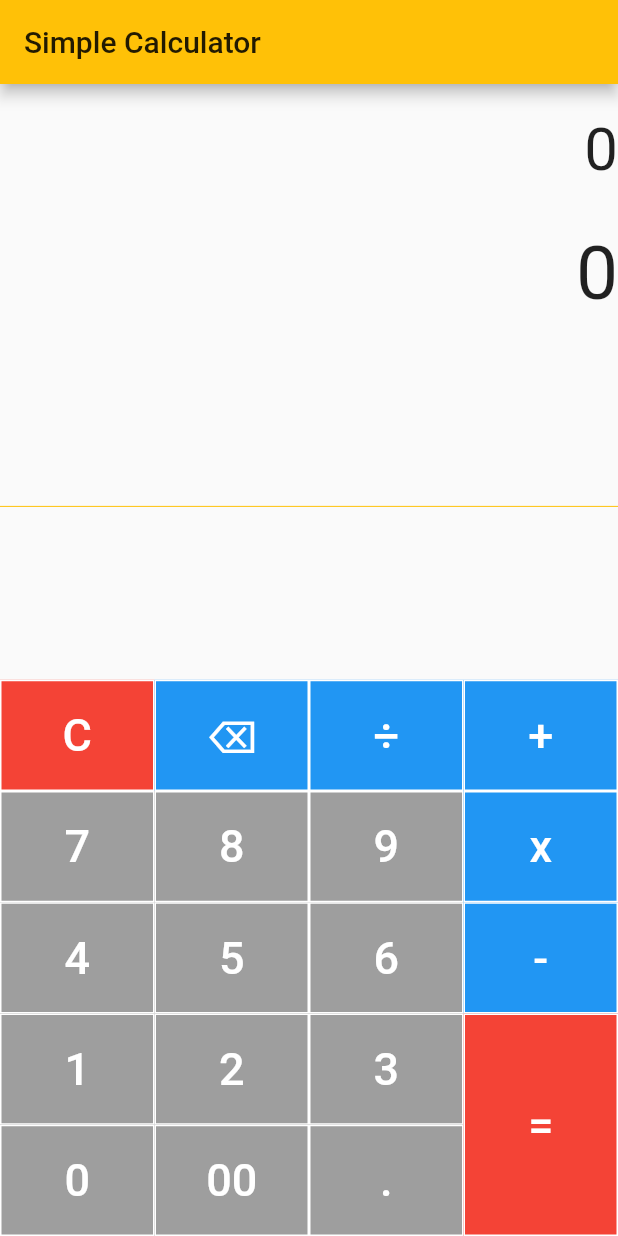
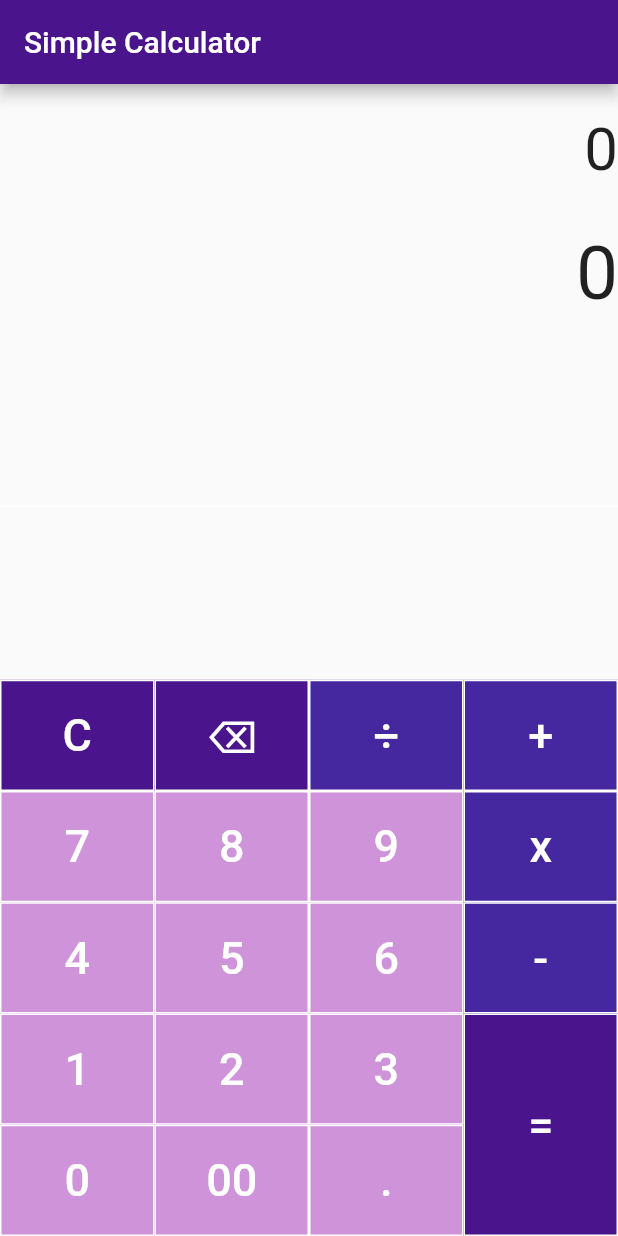
Before and after one commit to iamanandsingh/calculator, a Flutter app: the screen it shows after launch, on a phone screen of 412 x 824 dp. Run offline on Flutter 3.47's test engine with Material 2 defaults, Android fonts, the phone set to English and light mode, and no system bars; our stand-ins replace math_expressions.

Commit message:
version 2

```diff
--- a/lib/main.dart
+++ b/lib/main.dart
@@ -11,10 +11,7 @@ class MyCal extends StatelessWidget {
     return MaterialApp(
       debugShowCheckedModeBanner: false,
       title: 'Calculator',
-      theme: ThemeData(
-        primarySwatch: Colors.amber,
-        visualDensity: VisualDensity.adaptivePlatformDensity,
-      ),
+
       home: MyHomePage(),
     );
   }
@@ -92,7 +89,6 @@ class _MyHomePageState extends State<MyHomePage> {
             side: BorderSide(
           color: Colors.white,
           width: 1,
-          style: BorderStyle.solid,
         )),
         onPressed: () => buttonpressed(name),
         child: Text(
@@ -108,6 +104,7 @@ class _MyHomePageState extends State<MyHomePage> {
     return Scaffold(
       appBar: AppBar(
         title: Text("Simple Calculator"),
+        backgroundColor: Colors.purple[900],
       ),
       body: Column(
         children: [
@@ -127,36 +124,36 @@ class _MyHomePageState extends State<MyHomePage> {
               style: TextStyle(fontSize: resultsize),
             ),
           ),
-          Expanded(child: Divider(color: Colors.amber)),
+          Expanded(child: Divider(color: Colors.white)),
           Row(mainAxisAlignment: MainAxisAlignment.center, children: [
             Container(
               width: MediaQuery.of(context).size.width * .75,
               child: Table(
                 children: [
                   TableRow(children: [
-                    button("C", Colors.red, 1),
-                    button("⌫", Colors.blue, 1),
-                    button("÷", Colors.blue, 1),
+                    button("C", Colors.purple[900], 1),
+                    button("⌫", Colors.purple[900], 1),
+                    button("÷", Colors.deepPurple[800], 1),
                   ]),
                   TableRow(children: [
-                    button("7", Colors.grey, 1),
-                    button("8", Colors.grey, 1),
-                    button("9", Colors.grey, 1),
+                    button("7", Colors.purple[200], 1),
+                    button("8", Colors.purple[200], 1),
+                    button("9", Colors.purple[200], 1),
                   ]),
                   TableRow(children: [
-                    button("4", Colors.grey, 1),
-                    button("5", Colors.grey, 1),
-                    button("6", Colors.grey, 1),
+                    button("4", Colors.purple[200], 1),
+                    button("5", Colors.purple[200], 1),
+                    button("6", Colors.purple[200], 1),
                   ]),
                   TableRow(children: [
-                    button("1", Colors.grey, 1),
-                    button("2", Colors.grey, 1),
-                    button("3", Colors.grey, 1),
+                    button("1", Colors.purple[200], 1),
+                    button("2", Colors.purple[200], 1),
+                    button("3", Colors.purple[200], 1),
                   ]),
                   TableRow(children: [
-                    button("0", Colors.grey, 1),
-                    button("00", Colors.grey, 1),
-                    button(".", Colors.grey, 1),
+                    button("0", Colors.purple[200], 1),
+                    button("00", Colors.purple[200], 1),
+                    button(".", Colors.purple[200], 1),
                   ]),
                 ],
               ),
@@ -166,16 +163,16 @@ class _MyHomePageState extends State<MyHomePage> {
                 child: Table(
                   children: [
                     TableRow(children: [
-                      button("+", Colors.blue, 1),
+                      button("+", Colors.deepPurple[800], 1),
                     ]),
                     TableRow(children: [
-                      button("x", Colors.blue, 1),
+                      button("x", Colors.deepPurple[800], 1),
                     ]),
                     TableRow(children: [
-                      button("-", Colors.blue, 1),
+                      button("-", Colors.deepPurple[800], 1),
                     ]),
                     TableRow(children: [
-                      button("=", Colors.red, 2),
+                      button("=", Colors.purple[900], 2),
                     ]),
                   ],
                 )),
```
